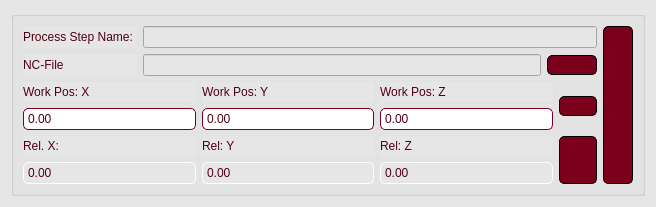
The window that GUI_files/process_step_widget.ui (goegilein/Controller) describes before a commit, drawn with Qt 5.
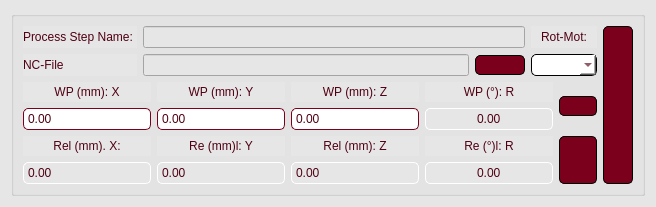
The same window after the commit. Icons and pictures are not drawn.

Commit message: added full jcode support. rotation motors added to process step

What changed in the file:
```diff
--- a/GUI_files/process_step_widget.ui
+++ b/GUI_files/process_step_widget.ui
@@ -149,6 +149,35 @@
       <string/>
      </property>
      <layout class="QGridLayout" name="gridLayout_5" rowstretch="0,0,1">
+      <item row="0" column="3" rowspan="3">
+       <widget class="QPushButton" name="remove_button">
+        <property name="sizePolicy">
+         <sizepolicy hsizetype="Minimum" vsizetype="Expanding">
+          <horstretch>0</horstretch>
+          <verstretch>0</verstretch>
+         </sizepolicy>
+        </property>
+        <property name="maximumSize">
+         <size>
+          <width>30</width>
+          <height>16777215</height>
+         </size>
+        </property>
+        <property name="text">
+         <string/>
+        </property>
+        <property name="icon">
+         <iconset>
+          <normaloff>resources/trash.png</normaloff>resources/trash.png</iconset>
+        </property>
+        <property name="iconSize">
+         <size>
+          <width>25</width>
+          <height>25</height>
+         </size>
+        </property>
+       </widget>
+      </item>
       <item row="1" column="1">
        <layout class="QHBoxLayout" name="horizontalLayout" stretch="1,0">
         <item>
@@ -210,13 +239,6 @@
         </item>
        </layout>
       </item>
-      <item row="1" column="0">
-       <widget class="QLabel" name="label">
-        <property name="text">
-         <string>NC-File</string>
-        </property>
-       </widget>
-      </item>
       <item row="0" column="0">
        <widget class="QLabel" name="label_8">
         <property name="text">
@@ -224,82 +246,45 @@
         </property>
        </widget>
       </item>
+      <item row="1" column="0">
+       <widget class="QLabel" name="label">
+        <property name="text">
+         <string>NC-File</string>
+        </property>
+       </widget>
+      </item>
       <item row="0" column="1">
        <widget class="QLineEdit" name="step_name_edit"/>
       </item>
-      <item row="2" column="0" colspan="2">
-       <layout class="QGridLayout" name="gridLayout_4" rowstretch="0,1,0,1" columnstretch="1,1,1,0">
-        <item row="0" column="1">
-         <widget class="QLabel" name="label_3">
-          <property name="text">
-           <string>Work Pos: Y</string>
-          </property>
-         </widget>
-        </item>
-        <item row="1" column="1">
-         <widget class="QDoubleSpinBox" name="wp_y_spinbox">
-          <property name="buttonSymbols">
-           <enum>QAbstractSpinBox::NoButtons</enum>
-          </property>
-          <property name="maximum">
-           <double>500.000000000000000</double>
-          </property>
-         </widget>
-        </item>
-        <item row="1" column="0">
-         <widget class="QDoubleSpinBox" name="wp_x_spinbox">
-          <property name="buttonSymbols">
-           <enum>QAbstractSpinBox::NoButtons</enum>
-          </property>
-          <property name="maximum">
-           <double>500.000000000000000</double>
-          </property>
-         </widget>
-        </item>
-        <item row="0" column="2">
-         <widget class="QLabel" name="label_4">
-          <property name="text">
-           <string>Work Pos: Z</string>
-          </property>
-         </widget>
-        </item>
+      <item row="2" column="0" colspan="3">
+       <layout class="QGridLayout" name="gridLayout_4" rowstretch="0,1,0,1" columnstretch="1,1,1,1,0">
         <item row="0" column="0">
          <widget class="QLabel" name="label_2">
           <property name="text">
-           <string>Work Pos: X</string>
+           <string>WP (mm): X</string>
           </property>
-         </widget>
-        </item>
-        <item row="3" column="1">
-         <widget class="QDoubleSpinBox" name="rel_y_spinbox">
-          <property name="enabled">
-           <bool>false</bool>
+          <property name="alignment">
+           <set>Qt::AlignCenter</set>
           </property>
-          <property name="buttonSymbols">
-           <enum>QAbstractSpinBox::NoButtons</enum>
-          </property>
-          <property name="minimum">
-           <double>-1000.000000000000000</double>
-          </property>
-          <property name="maximum">
-           <double>1000.000000000000000</double>
-          </property>
          </widget>
         </item>
-        <item row="1" column="2">
-         <widget class="QDoubleSpinBox" name="wp_z_spinbox">
-          <property name="buttonSymbols">
-           <enum>QAbstractSpinBox::NoButtons</enum>
+        <item row="0" column="2">
+         <widget class="QLabel" name="label_4">
+          <property name="text">
+           <string>WP (mm): Z</string>
           </property>
-          <property name="maximum">
-           <double>500.000000000000000</double>
+          <property name="alignment">
+           <set>Qt::AlignCenter</set>
           </property>
          </widget>
         </item>
         <item row="2" column="0">
          <widget class="QLabel" name="label_5">
           <property name="text">
-           <string>Rel. X:</string>
+           <string>Rel (mm). X:</string>
+          </property>
+          <property name="alignment">
+           <set>Qt::AlignCenter</set>
           </property>
          </widget>
         </item>
@@ -319,37 +304,27 @@
           </property>
          </widget>
         </item>
-        <item row="2" column="2">
-         <widget class="QLabel" name="label_7">
-          <property name="text">
-           <string>Rel: Z</string>
-          </property>
-         </widget>
-        </item>
         <item row="2" column="1">
          <widget class="QLabel" name="label_6">
           <property name="text">
-           <string>Rel: Y</string>
+           <string>Re (mm)l: Y</string>
           </property>
+          <property name="alignment">
+           <set>Qt::AlignCenter</set>
+          </property>
          </widget>
         </item>
-        <item row="3" column="2">
-         <widget class="QDoubleSpinBox" name="rel_z_spinbox">
-          <property name="enabled">
-           <bool>false</bool>
+        <item row="2" column="2">
+         <widget class="QLabel" name="label_7">
+          <property name="text">
+           <string>Rel (mm): Z</string>
           </property>
-          <property name="buttonSymbols">
-           <enum>QAbstractSpinBox::NoButtons</enum>
+          <property name="alignment">
+           <set>Qt::AlignCenter</set>
           </property>
-          <property name="minimum">
-           <double>-1000.000000000000000</double>
-          </property>
-          <property name="maximum">
-           <double>1000.000000000000000</double>
-          </property>
          </widget>
         </item>
-        <item row="0" column="3" rowspan="2">
+        <item row="0" column="4" rowspan="2">
          <widget class="QPushButton" name="set_current_pos_button">
           <property name="text">
            <string/>
@@ -366,7 +341,7 @@
           </property>
          </widget>
         </item>
-        <item row="2" column="3" rowspan="2">
+        <item row="2" column="4" rowspan="2">
          <widget class="QPushButton" name="go_to_wp_button">
           <property name="sizePolicy">
            <sizepolicy hsizetype="Minimum" vsizetype="Preferred">
@@ -389,34 +364,148 @@
           </property>
          </widget>
         </item>
+        <item row="3" column="2">
+         <widget class="QDoubleSpinBox" name="rel_z_spinbox">
+          <property name="enabled">
+           <bool>false</bool>
+          </property>
+          <property name="buttonSymbols">
+           <enum>QAbstractSpinBox::NoButtons</enum>
+          </property>
+          <property name="minimum">
+           <double>-1000.000000000000000</double>
+          </property>
+          <property name="maximum">
+           <double>1000.000000000000000</double>
+          </property>
+         </widget>
+        </item>
+        <item row="0" column="1">
+         <widget class="QLabel" name="label_3">
+          <property name="text">
+           <string>WP (mm): Y</string>
+          </property>
+          <property name="alignment">
+           <set>Qt::AlignCenter</set>
+          </property>
+         </widget>
+        </item>
+        <item row="1" column="1">
+         <widget class="QDoubleSpinBox" name="wp_y_spinbox">
+          <property name="buttonSymbols">
+           <enum>QAbstractSpinBox::NoButtons</enum>
+          </property>
+          <property name="maximum">
+           <double>500.000000000000000</double>
+          </property>
+         </widget>
+        </item>
+        <item row="1" column="0">
+         <widget class="QDoubleSpinBox" name="wp_x_spinbox">
+          <property name="buttonSymbols">
+           <enum>QAbstractSpinBox::NoButtons</enum>
+          </property>
+          <property name="maximum">
+           <double>500.000000000000000</double>
+          </property>
+         </widget>
+        </item>
+        <item row="1" column="2">
+         <widget class="QDoubleSpinBox" name="wp_z_spinbox">
+          <property name="buttonSymbols">
+           <enum>QAbstractSpinBox::NoButtons</enum>
+          </property>
+          <property name="maximum">
+           <double>500.000000000000000</double>
+          </property>
+         </widget>
+        </item>
+        <item row="3" column="1">
+         <widget class="QDoubleSpinBox" name="rel_y_spinbox">
+          <property name="enabled">
+           <bool>false</bool>
+          </property>
+          <property name="buttonSymbols">
+           <enum>QAbstractSpinBox::NoButtons</enum>
+          </property>
+          <property name="minimum">
+           <double>-1000.000000000000000</double>
+          </property>
+          <property name="maximum">
+           <double>1000.000000000000000</double>
+          </property>
+         </widget>
+        </item>
+        <item row="0" column="3">
+         <widget class="QLabel" name="label_9">
+          <property name="text">
+           <string>WP (°): R</string>
+          </property>
+          <property name="alignment">
+           <set>Qt::AlignCenter</set>
+          </property>
+         </widget>
+        </item>
+        <item row="1" column="3">
+         <widget class="QDoubleSpinBox" name="wp_r_spinbox">
+          <property name="enabled">
+           <bool>false</bool>
+          </property>
+          <property name="alignment">
+           <set>Qt::AlignCenter</set>
+          </property>
+          <property name="buttonSymbols">
+           <enum>QAbstractSpinBox::NoButtons</enum>
+          </property>
+          <property name="minimum">
+           <double>-1000.000000000000000</double>
+          </property>
+          <property name="maximum">
+           <double>1000.000000000000000</double>
+          </property>
+         </widget>
+        </item>
+        <item row="2" column="3">
+         <widget class="QLabel" name="label_10">
+          <property name="text">
+           <string>Re (°)l: R</string>
+          </property>
+          <property name="alignment">
+           <set>Qt::AlignCenter</set>
+          </property>
+         </widget>
+        </item>
+        <item row="3" column="3">
+         <widget class="QDoubleSpinBox" name="rel_r_spinbox">
+          <property name="enabled">
+           <bool>false</bool>
+          </property>
+          <property name="alignment">
+           <set>Qt::AlignCenter</set>
+          </property>
+          <property name="buttonSymbols">
+           <enum>QAbstractSpinBox::NoButtons</enum>
+          </property>
+          <property name="minimum">
+           <double>-1000.000000000000000</double>
+          </property>
+          <property name="maximum">
+           <double>1000.000000000000000</double>
+          </property>
+         </widget>
+        </item>
        </layout>
       </item>
-      <item row="0" column="2" rowspan="3">
-       <widget class="QPushButton" name="remove_button">
-        <property name="sizePolicy">
-         <sizepolicy hsizetype="Minimum" vsizetype="Expanding">
-          <horstretch>0</horstretch>
-          <verstretch>0</verstretch>
-         </sizepolicy>
-        </property>
-        <property name="maximumSize">
-         <size>
-          <width>30</width>
-          <height>16777215</height>
-         </size>
-        </property>
+      <item row="1" column="2">
+       <widget class="QComboBox" name="rot_mot_combobox"/>
+      </item>
+      <item row="0" column="2">
+       <widget class="QLabel" name="label_11">
         <property name="text">
-         <string/>
+         <string>Rot-Mot:</string>
         </property>
-        <property name="icon">
-         <iconset>
-          <normaloff>resources/trash.png</normaloff>resources/trash.png</iconset>
-        </property>
-        <property name="iconSize">
-         <size>
-          <width>25</width>
-          <height>25</height>
-         </size>
+        <property name="alignment">
+         <set>Qt::AlignCenter</set>
         </property>
        </widget>
       </item>
```
The commit also changes 16 other files.
